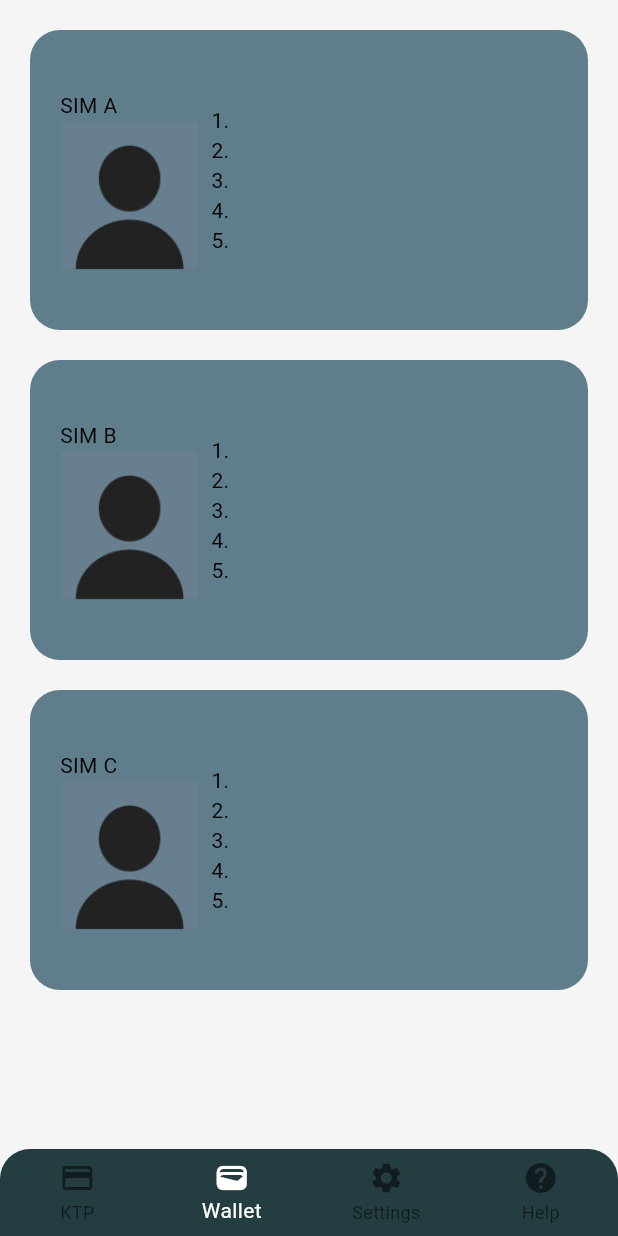
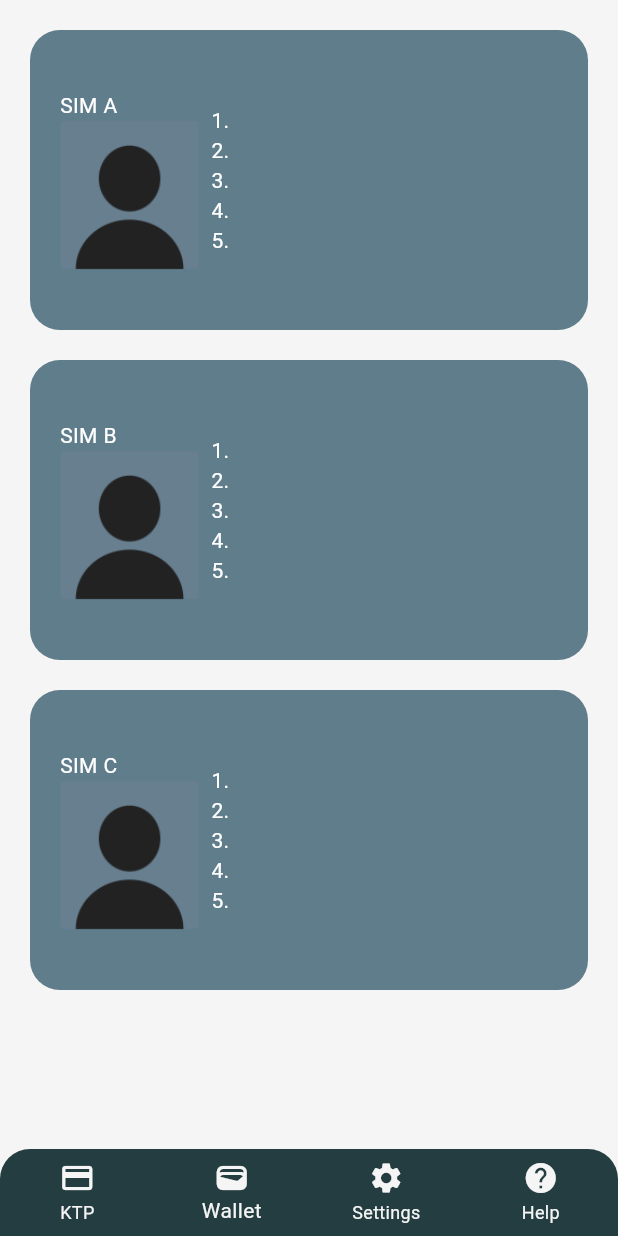
Before and after one commit to ottoxan/Digital_ktp, a Flutter app: the HomeScreen screen opened by its route, item 2 of the bottom bar chosen, on a phone screen of 412 x 824 dp. Run offline on Flutter 3.47's test engine with Material 3 defaults, Android fonts, the light colour scheme and no system bars; our stand-ins replace animated_text_kit, cloud_firestore, firebase_auth, firebase_core, loading_overlay, qr_flutter and 1 more; accounts and stored records are empty.

Commit message:
changes for darkmode

```diff
--- a/lib/my_card.dart
+++ b/lib/my_card.dart
@@ -7,11 +7,10 @@ class MyCard extends StatelessWidget {
   final CardModel card;
   final _auth = FirebaseAuth.instance;
 
-  MyCard({ super.key, required this.card});
+  MyCard({super.key, required this.card});
 
   @override
   Widget build(BuildContext context) {
-
     getUserData() async {
       final email = _auth.currentUser?.email;
       if (email != null) {
@@ -39,11 +38,14 @@ class MyCard extends StatelessWidget {
                     crossAxisAlignment: CrossAxisAlignment.start,
                     mainAxisAlignment: MainAxisAlignment.center,
                     children: [
-                      Text(card.cardType),
+                      Text(
+                        card.cardType,
+                        style: TextStyle(color: Colors.white),
+                      ),
                       const Padding(
                         padding: EdgeInsets.only(right: 8.0),
-                        child: Image(image:
-                        AssetImage('images/user.png'),
+                        child: Image(
+                          image: AssetImage('images/user.png'),
                           height: 100,
                         ),
                       ),
@@ -53,11 +55,26 @@ class MyCard extends StatelessWidget {
                     crossAxisAlignment: CrossAxisAlignment.start,
                     mainAxisAlignment: MainAxisAlignment.center,
                     children: [
-                      Text('1.${userData.name}'),
-                      Text('2.${userData.tglLahir}'),
-                      Text('3.${userData.jenisKelamin}'),
-                      Text('4.${userData.alamat}'),
-                      const Text('5.'),
+                      Text(
+                        '1.${userData.name}',
+                        style: TextStyle(color: Colors.white),
+                      ),
+                      Text(
+                        '2.${userData.tglLahir}',
+                        style: TextStyle(color: Colors.white),
+                      ),
+                      Text(
+                        '3.${userData.jenisKelamin}',
+                        style: TextStyle(color: Colors.white),
+                      ),
+                      Text(
+                        '4.${userData.alamat}',
+                        style: TextStyle(color: Colors.white),
+                      ),
+                      const Text(
+                        '5.',
+                        style: TextStyle(color: Colors.white),
+                      ),
                     ],
                   )
                 ],
@@ -76,7 +93,6 @@ class MyCard extends StatelessWidget {
           return const Center(child: CircularProgressIndicator());
         }
       },
-
     );
   }
 }
--- a/lib/screens/home_screen.dart
+++ b/lib/screens/home_screen.dart
@@ -74,13 +74,14 @@ class _HomeScreenState extends State<HomeScreen> {
               topLeft: Radius.circular(20),
             ),
             child: BottomNavigationBar(
-                backgroundColor: Theme.of(context).colorScheme.secondary,
-                fixedColor: Colors.white,
+                backgroundColor: Theme.of(context).colorScheme.primary,
+                selectedItemColor: Theme.of(context).colorScheme.surface,
                 type: BottomNavigationBarType.fixed,
                 elevation: 0,
+                unselectedItemColor: Theme.of(context).colorScheme.surface,
                 currentIndex: _selectedIndex,
                 onTap: _navigateBottomBar,
-                items: const [
+                items: [
                   BottomNavigationBarItem(
                     icon: Icon(Icons.credit_card_outlined),
                     label: "KTP",
@@ -117,15 +118,15 @@ class dataDetails extends StatelessWidget {
         children: [
           Text(
             dataName.toUpperCase(),
-            style: const TextStyle(
-                color: Colors.black45,
+            style: TextStyle(
+                color: Theme.of(context).colorScheme.secondary,
                 fontSize: 15,
                 fontWeight: FontWeight.w700),
           ),
           Text(
             dataCloud.toUpperCase(),
-            style: const TextStyle(
-                color: Colors.black, fontSize: 15, fontWeight: FontWeight.w700),
+            style: TextStyle(
+                color: Theme.of(context).colorScheme.secondary, fontSize: 15, fontWeight: FontWeight.w700),
           ),
         ],
       ),
--- a/lib/theme_data_style.dart
+++ b/lib/theme_data_style.dart
@@ -7,7 +7,7 @@ class ThemeDataStyle {
     colorScheme: ColorScheme.light(
       surface: Colors.grey.shade100,
       primary: Color(0xFF243D41),
-      secondary: Color(0xFF243D41),
+      secondary: Color.fromARGB(255, 60, 102, 109),
     ),
   );
 
```
Also changed, not shown: lib/pages/homepage.dart (+19 -9 lines), lib/pages/settingspage.dart (+9 -9 lines).
